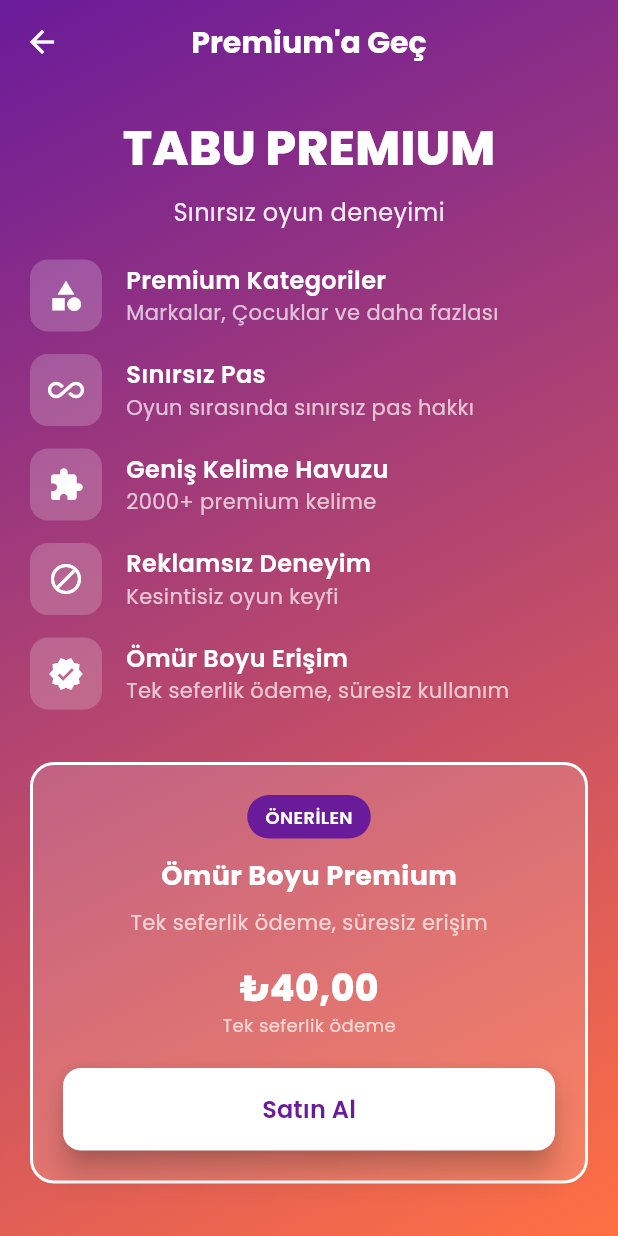
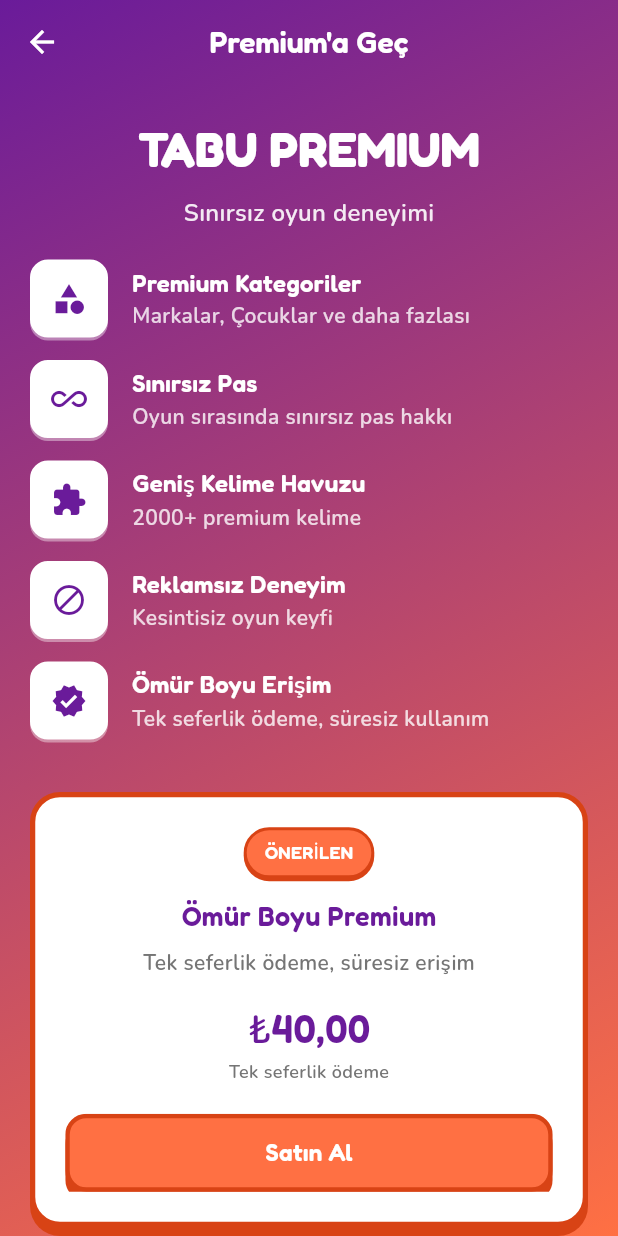
Before and after one commit to sudekazan/Tabu-Oyunu, a Flutter app: the PremiumSatinAlmaEkrani screen opened by its route, on a phone screen of 412 x 824 dp. Run offline on Flutter 3.47's test engine with Material 3 defaults, Android fonts, the light colour scheme and no system bars; our stand-ins replace confetti, google_fonts, google_mobile_ads, in_app_purchase, shared_preferences; accounts and stored records are empty; generated files the repository leaves out were written again; network calls fail.

Commit message:
Premium satın alma ekranını kil tasarımına taşı
Özellik rozetlerini, satın alma kartını ve Satın Al butonunu kalın
kenarlık + düz gölge ile yeniden çiz, yazı tiplerini Fredoka/Nunito'ya
geçir.

```diff
--- a/lib/screens/premium_satin_alma_ekrani.dart
+++ b/lib/screens/premium_satin_alma_ekrani.dart
@@ -1,6 +1,5 @@
 import 'package:flutter/material.dart';
 import '../core/app_theme.dart';
-import 'package:google_fonts/google_fonts.dart';
 import 'package:in_app_purchase/in_app_purchase.dart';
 import '../core/premium_satin_alma_servisi.dart';
 import '../core/plan_manager.dart';
@@ -194,13 +193,7 @@ class _PremiumSatinAlmaEkraniState extends State<PremiumSatinAlmaEkrani> {
         child: Column(
           children: [
             AppBar(
-              title: Text('Premium\'a Geç',
-                style: GoogleFonts.poppins(
-                  fontWeight: FontWeight.w700,
-                  color: Colors.white,
-                  fontSize: 20,
-                ),
-              ),
+              title: Text('Premium\'a Geç', style: AppTheme.heading(fontSize: 20)),
               backgroundColor: Colors.transparent,
               elevation: 0,
               iconTheme: const IconThemeData(color: Colors.white),
@@ -218,21 +211,11 @@ class _PremiumSatinAlmaEkraniState extends State<PremiumSatinAlmaEkrani> {
                           Center(
                             child: Column(
                               children: [
-                                Text(
-                                  'TABU PREMIUM',
-                                  style: GoogleFonts.poppins(
-                                    fontSize: 32,
-                                    fontWeight: FontWeight.w800,
-                                    color: Colors.white,
-                                  ),
-                                ),
+                                Text('TABU PREMIUM', style: AppTheme.heading(fontSize: 32, fontWeight: FontWeight.w700)),
                                 const SizedBox(height: 8),
                                 Text(
                                   'Sınırsız oyun deneyimi',
-                                  style: GoogleFonts.poppins(
-                                    fontSize: 16,
-                                    color: Colors.white.withValues(alpha: 0.9),
-                                  ),
+                                  style: AppTheme.body(fontSize: 16, color: Colors.white.withValues(alpha: 0.9)),
                                 ),
                               ],
                             ),
@@ -266,8 +249,7 @@ class _PremiumSatinAlmaEkraniState extends State<PremiumSatinAlmaEkrani> {
                               onPressed: _isLoading ? null : _restorePurchases,
                               child: Text(
                                 'Satın Almaları Geri Yükle',
-                                style: GoogleFonts.poppins(
-                                  color: Colors.white,
+                                style: AppTheme.body(color: Colors.white, fontWeight: FontWeight.w700).copyWith(
                                   decoration: TextDecoration.underline,
                                 ),
                               ),
@@ -280,10 +262,7 @@ class _PremiumSatinAlmaEkraniState extends State<PremiumSatinAlmaEkrani> {
                           Text(
                             'Satın alma işlemi Google Play Store veya App Store üzerinden gerçekleştirilir. '
                             'Tek seferlik ödeme ile ömür boyu premium erişim kazanın.',
-                            style: GoogleFonts.poppins(
-                              fontSize: 12,
-                              color: Colors.white.withValues(alpha: 0.6),
-                            ),
+                            style: AppTheme.body(fontSize: 12, color: Colors.white.withValues(alpha: 0.7)),
                             textAlign: TextAlign.center,
                           ),
                         ],
@@ -303,13 +282,17 @@ class _PremiumSatinAlmaEkraniState extends State<PremiumSatinAlmaEkrani> {
         children: [
           Container(
             padding: const EdgeInsets.all(12),
-            decoration: BoxDecoration(
-              color: Colors.white.withValues(alpha: 0.2),
-              borderRadius: BorderRadius.circular(12),
+            decoration: AppTheme.clayDecoration(
+              background: Colors.white,
+              borderColor: Colors.white,
+              shadowColor: Colors.white.withValues(alpha: 0.4),
+              radius: 12,
+              borderWidth: 2,
+              shadowOffset: 2,
             ),
             child: Icon(
               icon,
-              color: Colors.white,
+              color: AppColors.primary,
               size: 24,
             ),
           ),
@@ -318,20 +301,10 @@ class _PremiumSatinAlmaEkraniState extends State<PremiumSatinAlmaEkrani> {
             child: Column(
               crossAxisAlignment: CrossAxisAlignment.start,
               children: [
-                Text(
-                  title,
-                  style: GoogleFonts.poppins(
-                    fontSize: 16,
-                    fontWeight: FontWeight.w600,
-                    color: Colors.white,
-                  ),
-                ),
+                Text(title, style: AppTheme.heading(fontSize: 16)),
                 Text(
                   description,
-                  style: GoogleFonts.poppins(
-                    fontSize: 14,
-                    color: Colors.white.withValues(alpha: 0.7),
-                  ),
+                  style: AppTheme.body(fontSize: 14, color: Colors.white.withValues(alpha: 0.8)),
                 ),
               ],
             ),
@@ -352,102 +325,70 @@ class _PremiumSatinAlmaEkraniState extends State<PremiumSatinAlmaEkrani> {
     final String productTitle = hasRealProduct ? product.title : title;
     return Container(
       padding: const EdgeInsets.all(20),
-      decoration: BoxDecoration(
-        border: Border.all(
-          color: isRecommended ? Colors.white : Colors.white.withValues(alpha: 0.3),
-          width: isRecommended ? 2 : 1,
-        ),
-        borderRadius: BorderRadius.circular(16),
-        color: isRecommended ? Colors.white.withValues(alpha: 0.15) : Colors.white.withValues(alpha: 0.1),
+      decoration: AppTheme.clayDecoration(
+        background: Colors.white,
+        borderColor: isRecommended ? AppColors.secondaryDark : AppColors.primaryDark,
+        shadowColor: isRecommended ? AppColors.secondaryDark : AppColors.primaryDark,
+        radius: 20,
+        borderWidth: isRecommended ? 3.5 : 2.5,
+        shadowOffset: isRecommended ? 6 : 4,
       ),
       child: Column(
         children: [
           if (isRecommended)
             Container(
               padding: const EdgeInsets.symmetric(horizontal: 12, vertical: 6),
-              decoration: BoxDecoration(
-                color: AppColors.primary,
-                borderRadius: BorderRadius.circular(20),
+              decoration: AppTheme.clayDecoration(
+                background: AppColors.secondary,
+                borderColor: AppColors.secondaryDark,
+                shadowColor: AppColors.secondaryDark,
+                radius: 20,
+                borderWidth: 2,
+                shadowOffset: 2,
               ),
-              child: Text(
-                'ÖNERİLEN',
-                style: GoogleFonts.poppins(
-                  fontSize: 12,
-                  fontWeight: FontWeight.w600,
-                  color: Colors.white,
-                ),
-              ),
+              child: Text('ÖNERİLEN', style: AppTheme.heading(fontSize: 12)),
             ),
 
           if (isRecommended) const SizedBox(height: 12),
 
-          Text(
-            productTitle,
-            style: GoogleFonts.poppins(
-              fontSize: 18,
-              fontWeight: FontWeight.w700,
-              color: Colors.white,
-            ),
-          ),
+          Text(productTitle, style: AppTheme.heading(fontSize: 18, color: AppColors.primary)),
 
           const SizedBox(height: 8),
 
-          Text(
-            subtitle,
-            style: GoogleFonts.poppins(
-              fontSize: 14,
-              color: Colors.white.withValues(alpha: 0.7),
-            ),
-          ),
+          Text(subtitle, style: AppTheme.body(fontSize: 14, color: Colors.grey[600]!)),
 
           const SizedBox(height: 16),
 
-          Text(
-            price,
-            style: GoogleFonts.poppins(
-              fontSize: 24,
-              fontWeight: FontWeight.w800,
-              color: Colors.white,
-            ),
-          ),
+          Text(price, style: AppTheme.heading(fontSize: 26, color: AppColors.primary)),
 
-          Text(
-            'Tek seferlik ödeme',
-            style: GoogleFonts.poppins(
-              fontSize: 12,
-              color: Colors.white.withValues(alpha: 0.7),
-            ),
-          ),
+          Text('Tek seferlik ödeme', style: AppTheme.body(fontSize: 12, color: Colors.grey[600]!)),
 
           const SizedBox(height: 20),
 
           SizedBox(
             width: double.infinity,
-            child: ElevatedButton(
-              onPressed: _isPurchasing ? null : () => hasRealProduct ? _purchasePremium(product) : _showTestModeWarning(),
-              style: ElevatedButton.styleFrom(
-                backgroundColor: Colors.white,
-                foregroundColor: AppColors.primary,
-                padding: const EdgeInsets.symmetric(vertical: 16),
-                shape: RoundedRectangleBorder(
-                  borderRadius: BorderRadius.circular(12),
+            height: 52,
+            child: Material(
+              color: Colors.transparent,
+              child: Ink(
+                decoration: AppTheme.clayDecoration(
+                  background: AppColors.secondary,
+                  borderColor: AppColors.secondaryDark,
+                  shadowColor: AppColors.secondaryDark,
+                  radius: 14,
                 ),
-                elevation: 8,
-              ),
+                child: InkWell(
+                  borderRadius: BorderRadius.circular(14),
+                  onTap: _isPurchasing ? null : () => hasRealProduct ? _purchasePremium(product) : _showTestModeWarning(),
+                  child: Center(
                     child: _isPurchasing
                         ? const SizedBox(
                             height: 20,
                             width: 20,
-                      child: CircularProgressIndicator(
-                        strokeWidth: 2,
-                        valueColor: AlwaysStoppedAnimation<Color>(AppColors.primary),
+                            child: CircularProgressIndicator(strokeWidth: 2, valueColor: AlwaysStoppedAnimation<Color>(Colors.white)),
+                          )
+                        : Text('Satın Al', style: AppTheme.heading(fontSize: 16)),
                   ),
-                    )
-                  : Text(
-                      'Satın Al',
-                      style: GoogleFonts.poppins(
-                        fontSize: 16,
-                        fontWeight: FontWeight.w600,
                 ),
               ),
             ),
```
Lines whose indentation alone changed are shown as unchanged.
